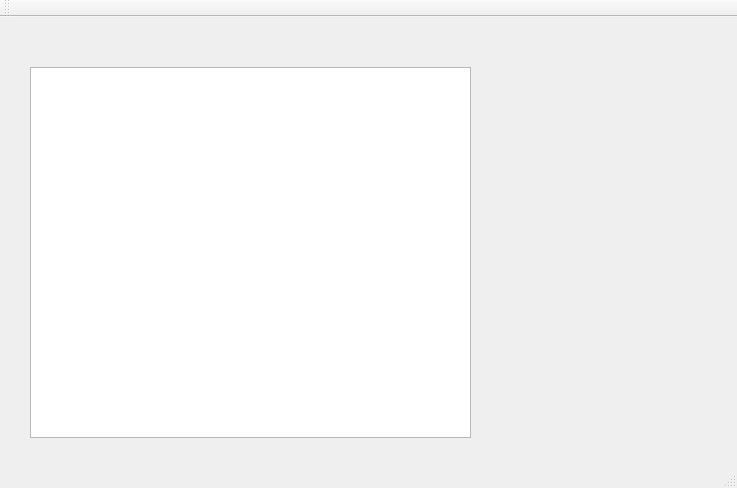
This is NewtonCore/mainwindow.ui in jarednielson/NewtonEZ as Qt 5 draws it before an edit. The edited form follows.
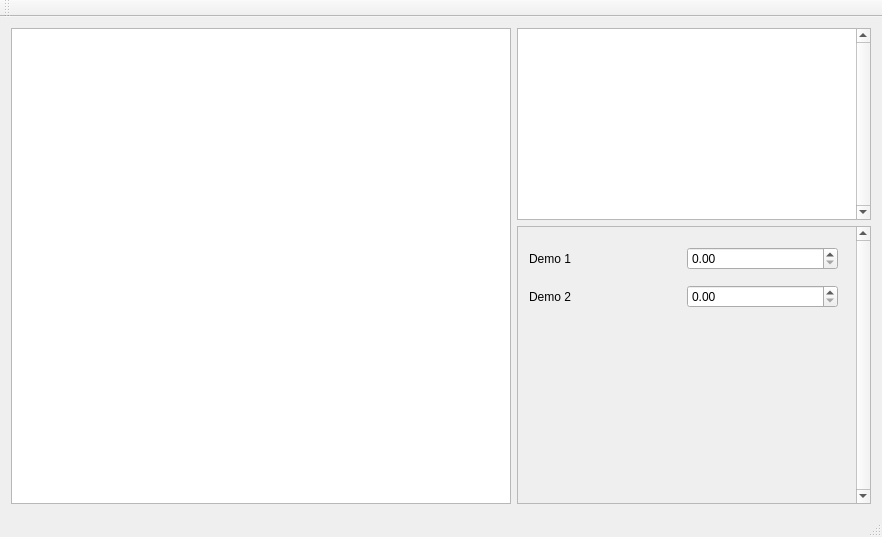
This is the edited form.

Commit message: Add minor layout changes and some demo stuff

```diff
--- a/NewtonCore/mainwindow.ui
+++ b/NewtonCore/mainwindow.ui
@@ -6,35 +6,151 @@
    <rect>
     <x>0</x>
     <y>0</y>
-    <width>737</width>
-    <height>488</height>
+    <width>882</width>
+    <height>537</height>
    </rect>
   </property>
   <property name="windowTitle">
    <string>MainWindow</string>
   </property>
   <widget class="QWidget" name="centralWidget">
-   <widget class="QGraphicsView" name="graphicsView">
-    <property name="geometry">
-     <rect>
-      <x>30</x>
-      <y>50</y>
-      <width>441</width>
-      <height>371</height>
-     </rect>
-    </property>
-   </widget>
-   <widget class="QWidget" name="verticalLayoutWidget">
-    <property name="geometry">
-     <rect>
-      <x>490</x>
-      <y>50</y>
-      <width>191</width>
-      <height>371</height>
-     </rect>
-    </property>
-    <layout class="QVBoxLayout" name="verticalLayout"/>
-   </widget>
+   <layout class="QGridLayout" name="gridLayout">
+    <item row="0" column="0">
+     <widget class="QGraphicsView" name="graphicsView">
+      <property name="minimumSize">
+       <size>
+        <width>500</width>
+        <height>0</height>
+       </size>
+      </property>
+     </widget>
+    </item>
+    <item row="0" column="1">
+     <layout class="QVBoxLayout" name="verticalLayout">
+      <item>
+       <widget class="QTextEdit" name="textEdit">
+        <property name="sizePolicy">
+         <sizepolicy hsizetype="Maximum" vsizetype="Preferred">
+          <horstretch>0</horstretch>
+          <verstretch>0</verstretch>
+         </sizepolicy>
+        </property>
+        <property name="minimumSize">
+         <size>
+          <width>150</width>
+          <height>0</height>
+         </size>
+        </property>
+        <property name="maximumSize">
+         <size>
+          <width>500</width>
+          <height>500</height>
+         </size>
+        </property>
+        <property name="verticalScrollBarPolicy">
+         <enum>Qt::ScrollBarAlwaysOn</enum>
+        </property>
+        <property name="autoFormatting">
+         <set>QTextEdit::AutoNone</set>
+        </property>
+        <property name="documentTitle">
+         <string/>
+        </property>
+        <property name="undoRedoEnabled">
+         <bool>false</bool>
+        </property>
+        <property name="lineWrapColumnOrWidth">
+         <number>0</number>
+        </property>
+        <property name="readOnly">
+         <bool>true</bool>
+        </property>
+        <property name="placeholderText">
+         <string/>
+        </property>
+       </widget>
+      </item>
+      <item>
+       <widget class="QScrollArea" name="scrollArea">
+        <property name="sizePolicy">
+         <sizepolicy hsizetype="Expanding" vsizetype="Expanding">
+          <horstretch>0</horstretch>
+          <verstretch>0</verstretch>
+         </sizepolicy>
+        </property>
+        <property name="minimumSize">
+         <size>
+          <width>150</width>
+          <height>250</height>
+         </size>
+        </property>
+        <property name="maximumSize">
+         <size>
+          <width>500</width>
+          <height>500</height>
+         </size>
+        </property>
+        <property name="verticalScrollBarPolicy">
+         <enum>Qt::ScrollBarAlwaysOn</enum>
+        </property>
+        <property name="widgetResizable">
+         <bool>true</bool>
+        </property>
+        <widget class="QWidget" name="scrollAreaWidgetContents">
+         <property name="geometry">
+          <rect>
+           <x>0</x>
+           <y>0</y>
+           <width>338</width>
+           <height>254</height>
+          </rect>
+         </property>
+         <widget class="QWidget" name="verticalLayoutWidget">
+          <property name="geometry">
+           <rect>
+            <x>0</x>
+            <y>0</y>
+            <width>331</width>
+            <height>101</height>
+           </rect>
+          </property>
+          <layout class="QVBoxLayout" name="verticalLayout_2">
+           <item>
+            <layout class="QHBoxLayout" name="horizontalLayout_2">
+             <item>
+              <widget class="QLabel" name="label">
+               <property name="text">
+                <string>Demo 1</string>
+               </property>
+              </widget>
+             </item>
+             <item>
+              <widget class="QDoubleSpinBox" name="doubleSpinBox"/>
+             </item>
+            </layout>
+           </item>
+           <item>
+            <layout class="QHBoxLayout" name="horizontalLayout">
+             <item>
+              <widget class="QLabel" name="label_2">
+               <property name="text">
+                <string>Demo 2</string>
+               </property>
+              </widget>
+             </item>
+             <item>
+              <widget class="QDoubleSpinBox" name="doubleSpinBox_2"/>
+             </item>
+            </layout>
+           </item>
+          </layout>
+         </widget>
+        </widget>
+       </widget>
+      </item>
+     </layout>
+    </item>
+   </layout>
   </widget>
   <widget class="QMenuBar" name="menuBar">
    <property name="geometry">
```
Left out of the diff: 4 changed lines with no effect on the pictures. The commit also changes 3 other files.
